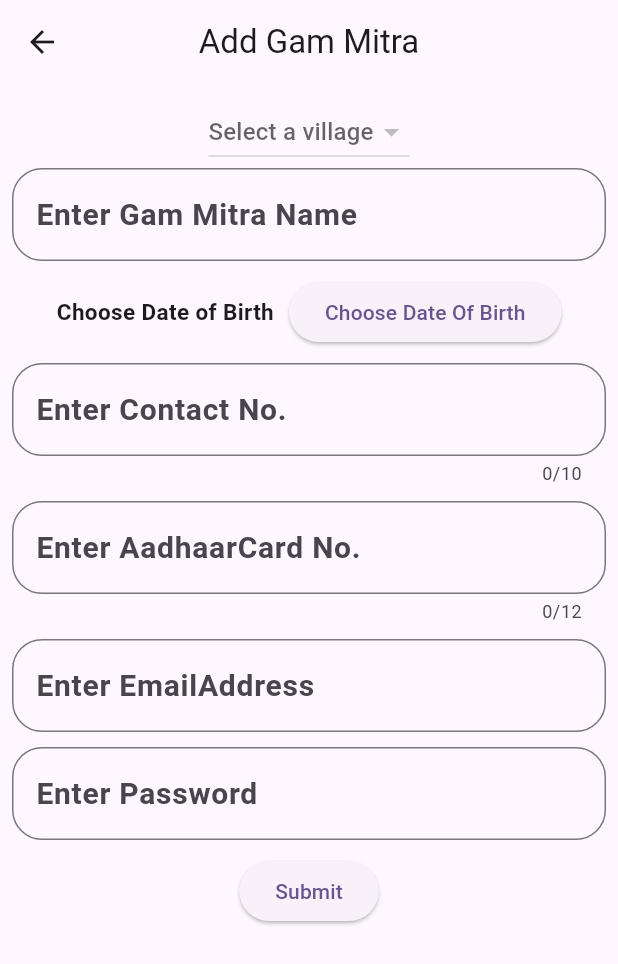
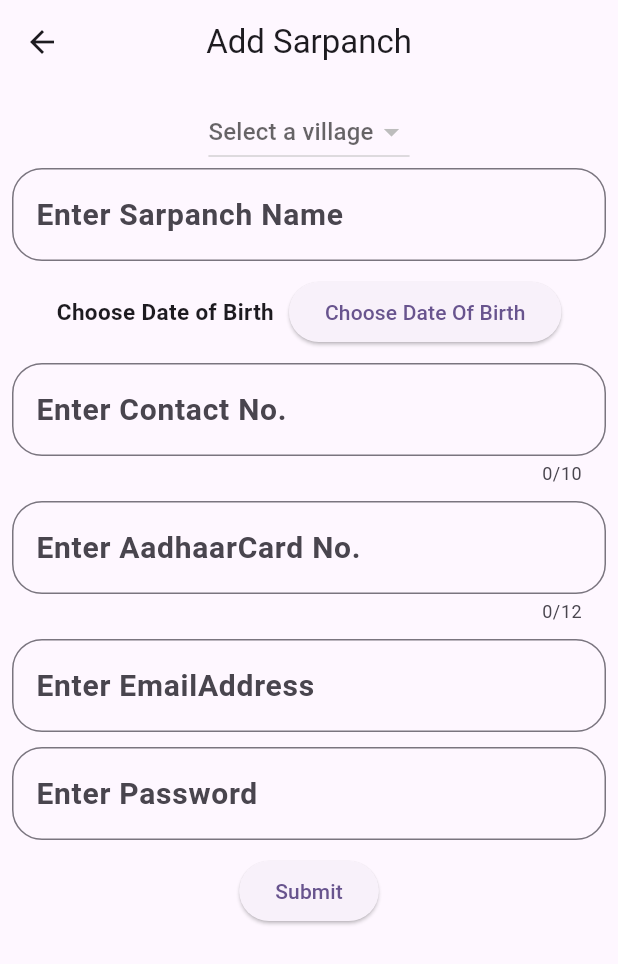
Before and after one commit to sarthakdjoshiFlutterDev30/krushi_admin1, a Flutter app: the Add_Sarpanch screen opened by its route, on a phone screen of 412 x 824 dp. Shown: the top 964 px of the screen. Run offline on Flutter 3.47's test engine with Material 3 defaults, Android fonts, the phone set to English and light mode, and no system bars; our stand-ins replace cloud_firestore, email_validator, firebase_auth, firebase_core, firebase_crashlytics, firebase_storage and 2 more; missing offline and left inert: country_state_city_pro, firebase_app_check; accounts and stored records are empty.

Commit message:
init commit

```diff
--- a/lib/View/Add_Sarpanch.dart
+++ b/lib/View/Add_Sarpanch.dart
@@ -76,7 +76,7 @@ class _Add_SarpanchState extends State<Add_Sarpanch> {
   Widget build(BuildContext context) {
     return Scaffold(
       appBar: AppBar(
-        title: Text("Add Gam Mitra"),
+        title: Text("Add Sarpanch"),
         centerTitle: true,
         backgroundColor: Colors.transparent,
       ),
@@ -107,7 +107,7 @@ class _Add_SarpanchState extends State<Add_Sarpanch> {
                   controller: name,
                   keyboardType: TextInputType.text,
                   decoration: InputDecoration(
-                    hintText: "Enter Gam Mitra Name",
+                    hintText: "Enter Sarpanch Name",
                     hintStyle: TextStyle(
                       fontSize: 20,
                       fontWeight: FontWeight.bold,
--- a/lib/View/View_Farmer.dart
+++ b/lib/View/View_Farmer.dart
@@ -184,6 +184,8 @@ class _FarmerDetailScreenState extends State<FarmerDetailScreen> {
             Text('Contact: ${widget.farmer.contact}'),
             SizedBox(height: 8),
             Text('Aadhaar Card: ${widget.farmer.aadhaarCard}'),
+            SizedBox(height: 8),
+            Text('Approve: ${widget.farmer.isApprove}'),
             SizedBox(height: 16),
             if (widget.isapprove == "No") ...[
               Row(
--- a/lib/View/View_Sarpanch.dart
+++ b/lib/View/View_Sarpanch.dart
@@ -29,7 +29,7 @@ class _ViewSarpanchState extends State<ViewSarpanch> {
           }
 
           if (!snapshot.hasData || snapshot.data!.docs.isEmpty) {
-            return Center(child: Text('No gms found.'));
+            return Center(child: Text('No Sarpanch found.'));
           }
 
           final GamMitra =
--- a/lib/View/View_Users.dart
+++ b/lib/View/View_Users.dart
@@ -32,7 +32,7 @@ class _ViewUsersState extends State<ViewUsers> {
           }
 
           if (!snapshot.hasData || snapshot.data!.docs.isEmpty) {
-            return Center(child: Text('No farmers found.'));
+            return Center(child: Text('No Users found.'));
           }
 
           final Users =
@@ -55,6 +55,7 @@ class _ViewUsersState extends State<ViewUsers> {
                 ),
                 title: Text('Email:${User.Email}'),
                 subtitle: Text('Role:${User.Role}'),
+                trailing: Icon(Icons.remove_red_eye),
               );
             },
           );
```
